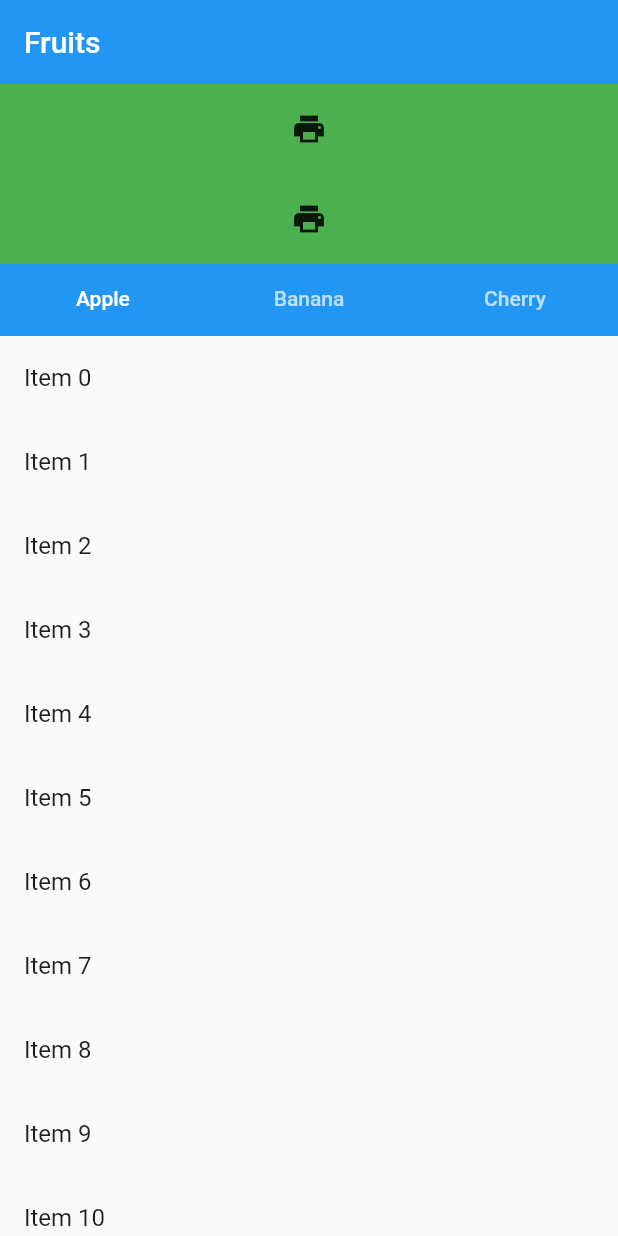
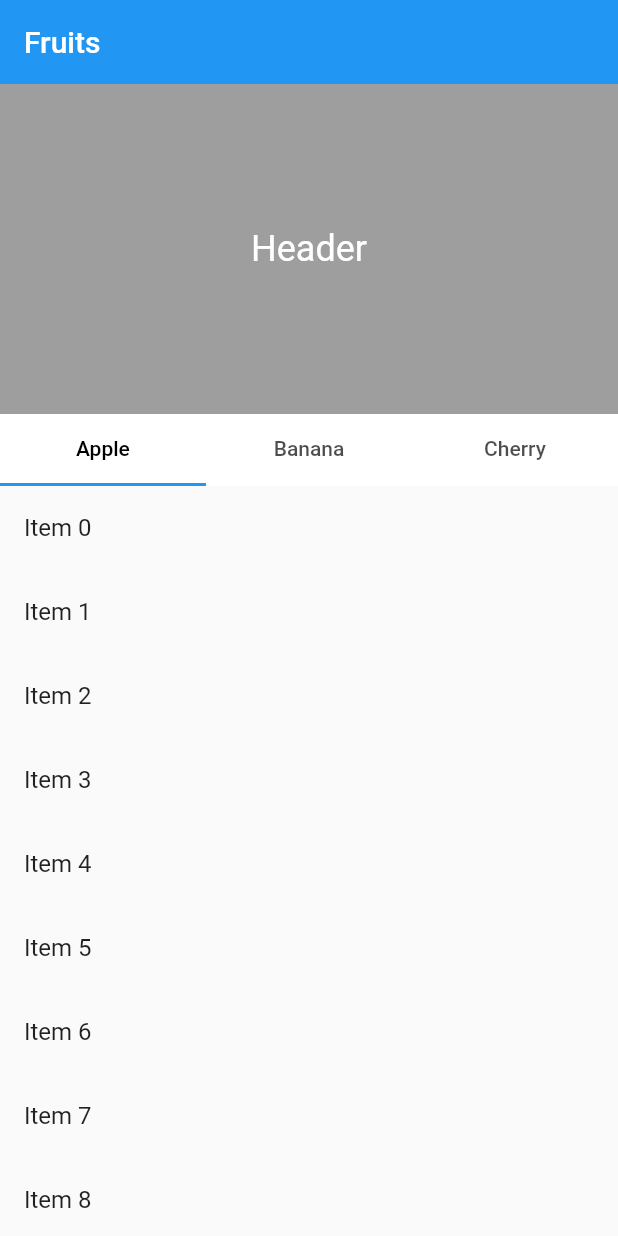
Before and after one commit to kitoko552/sticky_tabbar, a Flutter app: the screen it shows after launch, on a phone screen of 412 x 824 dp. Run offline on Flutter 3.47's test engine with Material 2 defaults, Android fonts, the phone set to English and light mode, and no system bars.

Commit message:
Change UI

```diff
--- a/lib/main.dart
+++ b/lib/main.dart
@@ -9,6 +9,7 @@ class MyApp extends StatelessWidget {
       title: 'Flutter Demo',
       theme: ThemeData(
         primarySwatch: Colors.blue,
+        tabBarTheme: TabBarTheme(labelColor: Colors.black),
       ),
       home: const MyHomePage(),
     );
@@ -34,15 +35,22 @@ class MyHomePage extends StatelessWidget {
           headerSliverBuilder: (BuildContext context, bool innerBoxIsScrolled) {
             return <Widget>[
               SliverList(
-                delegate: SliverChildBuilderDelegate(
-                  (context, index) {
-                    return Container(
-                      color: Colors.green,
-                      height: 60.0,
-                      child: Icon(Icons.print),
-                    );
-                  },
-                  childCount: 2,
+                delegate: SliverChildListDelegate(
+                  [
+                    Container(
+                      color: Colors.grey,
+                      height: 220.0,
+                      child: Center(
+                        child: const Text(
+                          'Header',
+                          style: TextStyle(
+                            color: Colors.white,
+                            fontSize: 24.0,
+                          ),
+                        ),
+                      ),
+                    ),
+                  ],
                 ),
               ),
               SliverPersistentHeader(
@@ -93,7 +101,7 @@ class _StickyTabBarDelegate extends SliverPersistentHeaderDelegate {
     double shrinkOffset,
     bool overlapsContent,
   ) {
-    return Container(color: Colors.blue, child: tabBar);
+    return Container(color: Colors.white, child: tabBar);
   }
 
   @override
```
